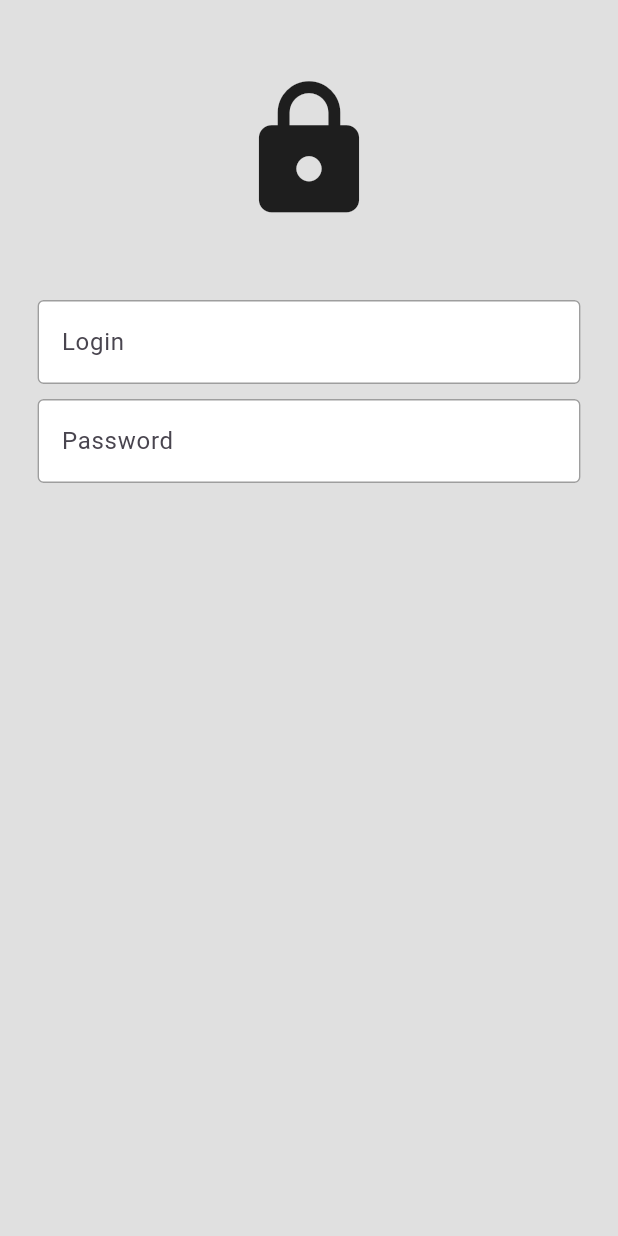
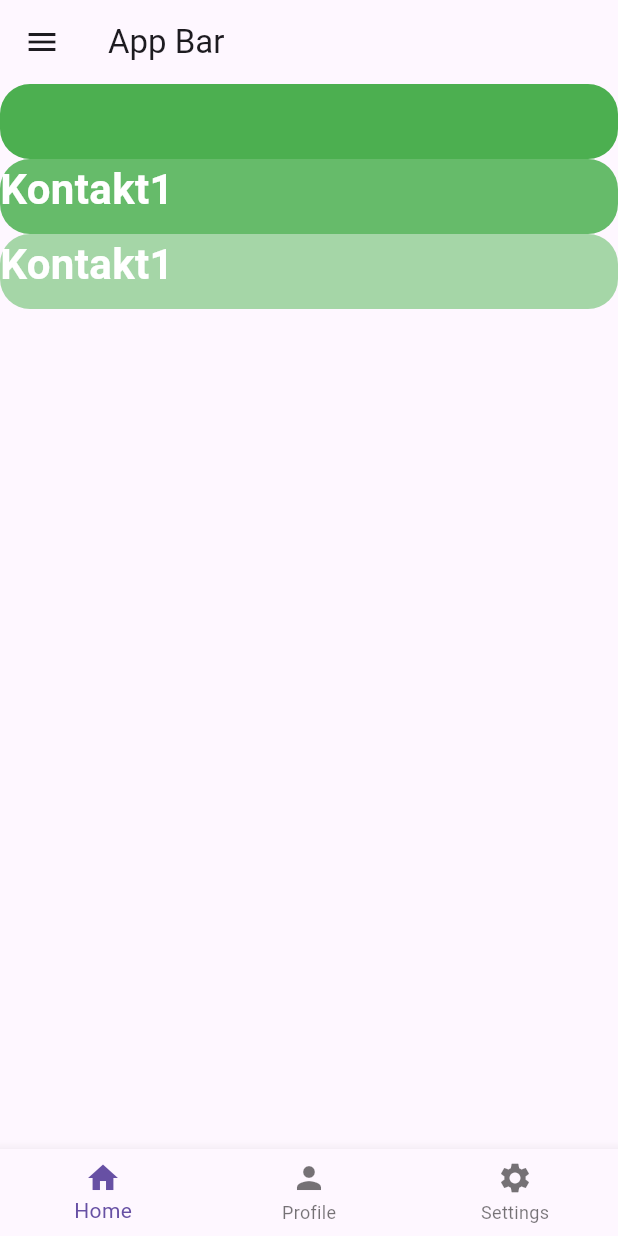
Before and after one commit to ZasaQ/TelephonyApplication, a Flutter app: the screen it shows after launch, on a phone screen of 412 x 824 dp. Run offline on Flutter 3.47's test engine with Material 3 defaults, Android fonts, the phone set to English and light mode, and no system bars.

Commit message:
pages import
import homepage/profile/firstpage
changes in import files

```diff
--- a/lib/main.dart
+++ b/lib/main.dart
@@ -1,4 +1,8 @@
 import 'package:flutter/material.dart';
+import 'package:telephon_application/pages/first_page.dart';
+import 'package:telephon_application/pages/homepage.dart';
+import 'package:telephon_application/pages/profilepage.dart';
+import 'package:telephon_application/pages/settingspage.dart';
 import 'pages/login.dart';
 
 void main() => runApp(const MyApp());
@@ -10,7 +14,12 @@
   Widget build(BuildContext context) {
     return MaterialApp(
       debugShowCheckedModeBanner: false,
-      home: LoginPage(),
+      home: FirstPage(),
+      routes: {
+        '/secondpage' : (context) => ProfilePage(),
+        '/homepage' : (context) => HomePage(),
+        '/settingspage' : (context) => SettingsPage(),
+      },
     );
   }
 }
--- /dev/null
+++ b/lib/pages/first_page.dart
@@ -0,0 +1,84 @@
+// ignore_for_file: prefer_const_literals_to_create_immutables, prefer_const_constructors
+
+
+import 'package:flutter/material.dart';
+import 'package:telephon_application/pages/homepage.dart';
+import 'package:telephon_application/pages/profilepage.dart';
+import 'package:telephon_application/pages/settingspage.dart';
+
+class FirstPage extends StatefulWidget {
+   FirstPage({super.key});
+
+  @override
+  State<FirstPage> createState() => _FirstPageState();
+}
+
+class _FirstPageState extends State<FirstPage> {
+  int _selectedIndex = 0;
+
+  void _navigateBottomBar(int index){
+    setState(() {
+      _selectedIndex=index;
+    });
+  }
+
+  final List _pages = [
+    //homepage
+    HomePage(),
+    //profilepage
+    ProfilePage(),
+    //settingspage
+    SettingsPage(),
+  ];
+
+  @override
+  Widget build(BuildContext context){
+    return Scaffold(
+      appBar: AppBar(title: Text("App Bar")),
+      bottomNavigationBar: BottomNavigationBar(
+        currentIndex: _selectedIndex,
+        onTap: _navigateBottomBar,
+        items: [
+          BottomNavigationBarItem(icon: Icon(Icons.home), label: 'Home'),
+          BottomNavigationBarItem(icon: Icon(Icons.person), label: 'Profile'),
+          BottomNavigationBarItem(icon: Icon(Icons.settings), label: 'Settings'),
+        ],
+      ),
+      drawer: Drawer(
+        backgroundColor: const Color.fromARGB(255, 141, 141, 141),
+        child: Column(
+        children: [
+          DrawerHeader(
+            child: Icon(
+              Icons.favorite,
+              size: 48,
+            ),
+          ),
+          //home page
+          ListTile(
+            leading: Icon(Icons.home),
+            title: Text("HOME"),
+            onTap:(){
+              //go to homepage
+              Navigator.pop(context);
+              Navigator.pushNamed(context, '/homepage');
+            }
+          ),
+          //settings page
+          ListTile(
+            leading: Icon(Icons.settings),
+            title: Text("SETTINGS"),
+            onTap:(){
+              //go to homepage
+              Navigator.pop(context);
+              Navigator.pushNamed(context, '/settingspage');
+            }
+          ),
+        ],
+      ),
+      ),
+      body: _pages[_selectedIndex],
+
+    );
+  }
+}
--- /dev/null
+++ b/lib/pages/homepage.dart
@@ -0,0 +1,69 @@
+// ignore_for_file: prefer_const_constructors
+
+import 'dart:math';
+
+import 'package:flutter/material.dart';
+
+
+class HomePage extends StatelessWidget {
+  const HomePage({super.key});
+
+  @override
+  Widget build(BuildContext context) {
+    return Scaffold(
+      body: ListView(
+        children: [
+           Container(
+              height: 50,
+              width: 100,
+              decoration: BoxDecoration(
+              color: Colors.green,
+              borderRadius: BorderRadius.circular(20),
+            ),
+
+            padding: EdgeInsets.all(25),
+            child: Text("Kontakt1",
+              style: TextStyle(
+              color: Colors.white,
+              fontSize: 28,
+              fontWeight: FontWeight.bold,
+              ),
+            ),
+          ),
+          Container(
+              height: 50,
+              width: 100,
+              decoration: BoxDecoration(
+              color: Colors.green[400],
+              borderRadius: BorderRadius.circular(20),
+              ),
+              child: Text("Kontakt1",
+                style: TextStyle(
+                  color: Colors.white,
+                  fontSize: 28,
+                  fontWeight: FontWeight.bold,
+              ),
+            ),
+            ),
+
+          Container(
+              height: 50,
+              width: 100,
+              decoration: BoxDecoration(
+              color: Colors.green[200],
+              borderRadius: BorderRadius.circular(20),
+              ),
+              child: Text("Kontakt1",
+                style: TextStyle(
+                  color: Colors.white,
+                  fontSize: 28,
+                  fontWeight: FontWeight.bold,
+              ),
+            ),
+            ),
+
+          ],
+      ),
+    );
+  }
+}
--- /dev/null
+++ b/lib/pages/profilepage.dart
@@ -0,0 +1,12 @@
+import 'package:flutter/material.dart';
+
+class ProfilePage extends StatelessWidget {
+  const ProfilePage({super.key});
+
+  @override
+  Widget build(BuildContext context){
+    return Scaffold(
+      appBar: AppBar(title: Text("Second page")),
+    );
+  }
+}
--- /dev/null
+++ b/lib/pages/settingspage.dart
@@ -0,0 +1,17 @@
+// ignore_for_file: prefer_const_constructors
+
+import 'package:flutter/material.dart';
+
+
+class SettingsPage extends StatelessWidget {
+  const SettingsPage({super.key});
+
+  @override
+  Widget build(BuildContext context) {
+    return Scaffold(
+      body: Center(
+        child: Text("Settings Page") ,
+      ),
+    );
+  }
+}
```
Also changed, not shown: pubspec.lock, 1 other file.
